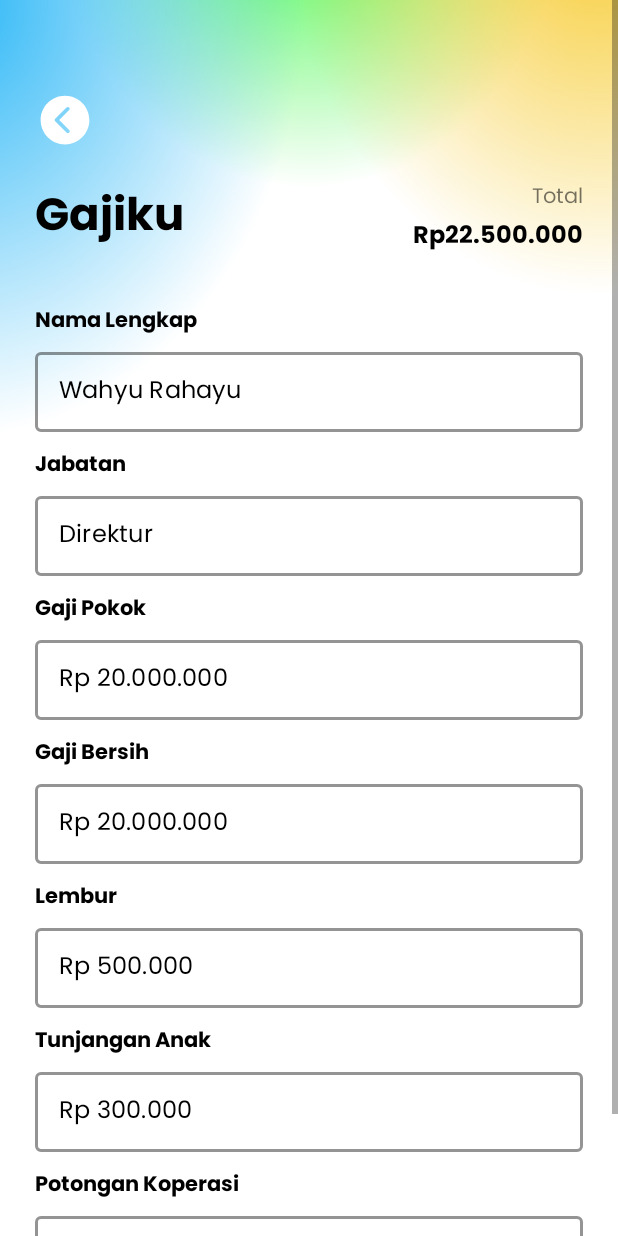
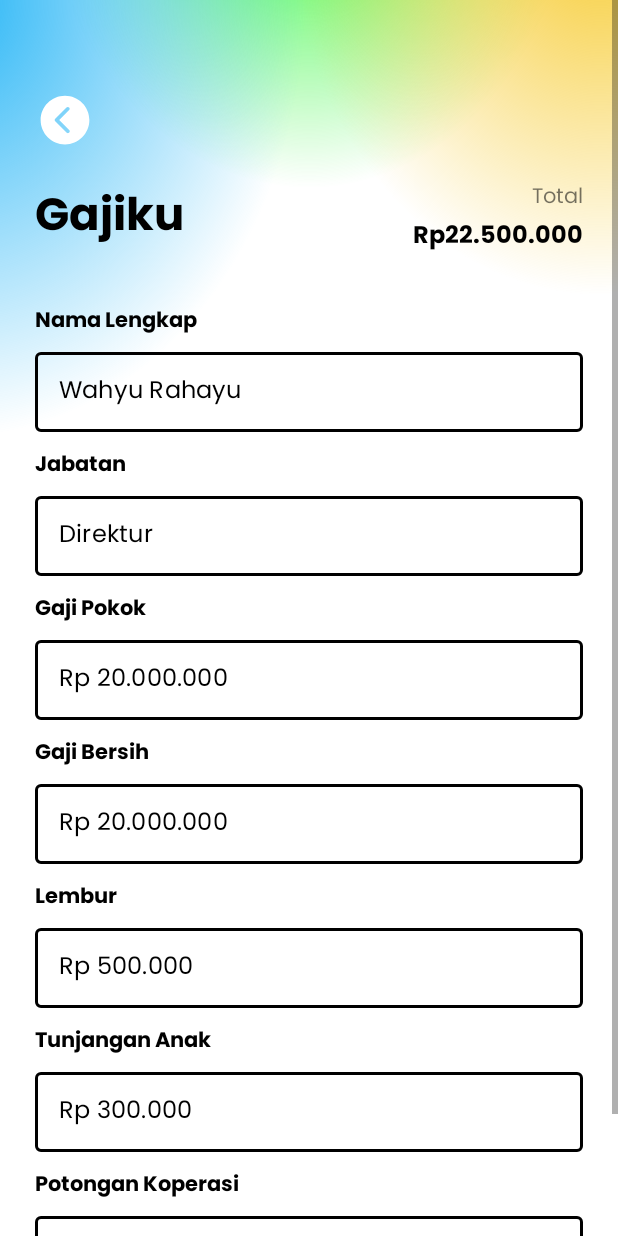
Before and after one commit to wahyurhy/BukuGajiAndroid, an Android app: the ResultActivity screen opened directly, with no data from a screen before it, on a phone screen of 412 x 824 dp. Run offline under Robolectric (Android 15) with nearby library versions, the phone set to English and light mode, and no system bars; 1 statement that could not run was skipped.

Commit message:
modify ui

```diff
--- a/app/src/main/java/com/wahyurhy/bukugaji/view/main/MainActivity.java
+++ b/app/src/main/java/com/wahyurhy/bukugaji/view/main/MainActivity.java
@@ -126,7 +126,7 @@ public class MainActivity extends AppCompatActivity implements View.OnClickListe
             isJabatanEmpty = true;
         } else {
             mEdtJabatan.setError(null);
-            mEdtJabatan.setTextColor(getResources().getColor(R.color.primary_text_color));
+            mEdtJabatan.setTextColor(getResources().getColor(R.color.defaultTextColor));
             isJabatanEmpty = false;
         }
 
@@ -219,7 +219,7 @@ public class MainActivity extends AppCompatActivity implements View.OnClickListe
 
         dialogJabatan.show();
         dialogJabatan.getWindow().setAttributes(lp);
-        mEdtJabatan.setTextColor(getResources().getColor(R.color.primary_text_color));
+        mEdtJabatan.setTextColor(getResources().getColor(R.color.defaultTextColor));
         mEdtJabatan.setText(jabatan);
     }
 
--- /dev/null
+++ b/app/src/main/res/color/selector_stroke_til.xml
@@ -0,0 +1,7 @@
+<?xml version="1.0" encoding="utf-8"?>
+<selector xmlns:android="http://schemas.android.com/apk/res/android">
+    <item android:color="@color/secondary_color" android:state_focused="true"/>
+    <item android:color="@color/primary_color" android:state_hovered="true"/>
+    <item android:color="@color/defaultTextColor" android:state_enabled="false"/>
+    <item android:color="@color/defaultTextColor"/>
+</selector>
--- a/app/src/main/res/drawable/bg_app.xml
+++ b/app/src/main/res/drawable/bg_app.xml
@@ -13,9 +13,9 @@
           android:gradientRadius="260.5"
           android:type="radial">
         <item android:offset="0" android:color="#FF29F631"/>
-        <item android:offset="0.6" android:color="#FFFFFFFF"/>
-        <item android:offset="0.8" android:color="#FFFFFFFF"/>
-        <item android:offset="1" android:color="#FFFFFFFF"/>
+        <item android:offset="0.6" android:color="#00FFFFFF"/>
+        <item android:offset="0.8" android:color="#00FFFFFF"/>
+        <item android:offset="1" android:color="#00FFFFFF"/>
       </gradient>
     </aapt:attr>
   </path>
--- a/app/src/main/res/drawable/bg_dialog.xml
+++ b/app/src/main/res/drawable/bg_dialog.xml
@@ -1,7 +1,7 @@
 <?xml version="1.0" encoding="utf-8"?>
 <shape xmlns:android="http://schemas.android.com/apk/res/android">
 
-    <solid android:color="@color/white" />
+    <solid android:color="@color/defaultBackGroundColor" />
 
     <corners android:radius="10dp" />
 
--- a/app/src/main/res/layout/activity_result.xml
+++ b/app/src/main/res/layout/activity_result.xml
@@ -34,7 +34,7 @@
                 android:layout_height="wrap_content"
                 android:fontFamily="@font/poppins_bold"
                 android:text="@string/gajiku"
-                android:textColor="@color/primary_text_color"
+                android:textColor="@color/defaultTextColor"
                 android:textSize="30sp"
                 android:textStyle="bold" />
 
@@ -61,7 +61,7 @@
                     android:layout_height="wrap_content"
                     android:fontFamily="@font/poppins_bold"
                     android:text="Rp22.500.000"
-                    android:textColor="@color/primary_text_color"
+                    android:textColor="@color/defaultTextColor"
                     android:textSize="16sp"
                     android:textStyle="bold" />
 
@@ -83,7 +83,7 @@
                 android:layout_marginBottom="8dp"
                 android:fontFamily="@font/poppins_bold"
                 android:text="Nama Lengkap"
-                android:textColor="@color/primary_text_color"
+                android:textColor="@color/defaultTextColor"
                 android:textSize="14sp"
                 android:textStyle="bold" />
 
@@ -103,7 +103,7 @@
                     android:imeOptions="actionDone"
                     android:inputType="textPersonName"
                     android:text="Wahyu Rahayu"
-                    android:textColor="@color/primary_text_color" />
+                    android:textColor="@color/defaultTextColor" />
 
             </com.google.android.material.textfield.TextInputLayout>
 
@@ -122,7 +122,7 @@
                 android:layout_marginBottom="8dp"
                 android:fontFamily="@font/poppins_bold"
                 android:text="Jabatan"
-                android:textColor="@color/primary_text_color"
+                android:textColor="@color/defaultTextColor"
                 android:textSize="14sp"
                 android:textStyle="bold" />
 
@@ -149,7 +149,7 @@
                         android:imeOptions="actionNext"
                         android:inputType="textPersonName"
                         android:text="Direktur"
-                        android:textColor="@color/primary_text_color" />
+                        android:textColor="@color/defaultTextColor" />
 
                 </com.google.android.material.textfield.TextInputLayout>
 
@@ -170,7 +170,7 @@
                 android:layout_marginBottom="8dp"
                 android:fontFamily="@font/poppins_bold"
                 android:text="@string/gaji_pokok_title"
-                android:textColor="@color/primary_text_color"
+                android:textColor="@color/defaultTextColor"
                 android:textSize="14sp"
                 android:textStyle="bold" />
 
@@ -190,7 +190,7 @@
                     android:imeOptions="actionNext"
                     android:inputType="number"
                     android:text="Rp 20.000.000"
-                    android:textColor="@color/primary_text_color" />
+                    android:textColor="@color/defaultTextColor" />
 
             </com.google.android.material.textfield.TextInputLayout>
 
@@ -209,7 +209,7 @@
                 android:layout_marginBottom="8dp"
                 android:fontFamily="@font/poppins_bold"
                 android:text="@string/gaji_bersih_title"
-                android:textColor="@color/primary_text_color"
+                android:textColor="@color/defaultTextColor"
                 android:textSize="14sp"
                 android:textStyle="bold" />
 
@@ -229,7 +229,7 @@
                     android:imeOptions="actionNext"
                     android:inputType="number"
                     android:text="Rp 20.000.000"
-                    android:textColor="@color/primary_text_color" />
+                    android:textColor="@color/defaultTextColor" />
 
             </com.google.android.material.textfield.TextInputLayout>
 
@@ -248,7 +248,7 @@
                 android:layout_marginBottom="8dp"
                 android:fontFamily="@font/poppins_bold"
                 android:text="@string/lembur_title"
-                android:textColor="@color/primary_text_color"
+                android:textColor="@color/defaultTextColor"
                 android:textSize="14sp"
                 android:textStyle="bold" />
 
@@ -268,7 +268,7 @@
                     android:imeOptions="actionNext"
                     android:inputType="number"
                     android:text="Rp 500.000"
-                    android:textColor="@color/primary_text_color" />
+                    android:textColor="@color/defaultTextColor" />
 
             </com.google.android.material.textfield.TextInputLayout>
 
@@ -287,7 +287,7 @@
                 android:layout_marginBottom="8dp"
                 android:fontFamily="@font/poppins_bold"
                 android:text="@string/tunjangan_anak_title"
-                android:textColor="@color/primary_text_color"
+                android:textColor="@color/defaultTextColor"
                 android:textSize="14sp"
                 android:textStyle="bold" />
 
@@ -307,7 +307,7 @@
                     android:imeOptions="actionNext"
                     android:inputType="number"
                     android:text="Rp 300.000"
-                    android:textColor="@color/primary_text_color" />
+                    android:textColor="@color/defaultTextColor" />
 
             </com.google.android.material.textfield.TextInputLayout>
 
@@ -326,7 +326,7 @@
                 android:layout_marginBottom="8dp"
                 android:fontFamily="@font/poppins_bold"
                 android:text="@string/potongan_koperasi_title"
-                android:textColor="@color/primary_text_color"
+                android:textColor="@color/defaultTextColor"
                 android:textSize="14sp"
                 android:textStyle="bold" />
 
@@ -346,7 +346,7 @@
                     android:imeOptions="actionNext"
                     android:inputType="number"
                     android:text="Rp 100.000"
-                    android:textColor="@color/primary_text_color" />
+                    android:textColor="@color/defaultTextColor" />
 
             </com.google.android.material.textfield.TextInputLayout>
 
--- a/app/src/main/res/layout/dialog_jabatan.xml
+++ b/app/src/main/res/layout/dialog_jabatan.xml
@@ -18,8 +18,8 @@
             <TextView
                 android:layout_width="wrap_content"
                 android:layout_height="wrap_content"
-                android:text="Pilih Jabatan"
-                android:textColor="@color/primary_text_color"
+                android:text="@string/pilih_jabatan"
+                android:textColor="@color/defaultTextColor"
                 android:textSize="20sp"
                 android:textStyle="bold" />
 
--- a/app/src/main/res/values-night/themes.xml
+++ b/app/src/main/res/values-night/themes.xml
@@ -13,4 +13,12 @@
         <item name="android:statusBarColor" tools:targetApi="21">?attr/colorPrimaryVariant</item>
         <!-- Customize your theme here. -->
     </style>
+
+    <style name="OutlineForm" parent="Widget.MaterialComponents.TextInputLayout.OutlinedBox.Dense">
+        <item name="boxStrokeColor">@color/selector_stroke_til</item>
+        <item name="boxStrokeWidth">2dp</item>
+    </style>
+
+    <color name="defaultTextColor">@color/white</color>
+    <color name="defaultBackGroundColor">@color/gray</color>
 </resources>
--- a/app/src/main/res/values/colors.xml
+++ b/app/src/main/res/values/colors.xml
@@ -18,4 +18,5 @@
     <color name="gradient_color_1">#FDD447</color>
     <color name="gradient_color_2">#FDBA3C</color>
     <color name="red">#FF0000</color>
+    <color name="gray">#6B6B6B</color>
 </resources>
--- a/app/src/main/res/values/strings.xml
+++ b/app/src/main/res/values/strings.xml
@@ -9,4 +9,5 @@
     <string name="potongan_koperasi_title">Potongan Koperasi</string>
     <string name="go_back">go back</string>
     <string name="gaji_bersih_title">Gaji Bersih</string>
+    <string name="pilih_jabatan">Pilih Jabatan</string>
 </resources>
--- a/app/src/main/res/values/themes.xml
+++ b/app/src/main/res/values/themes.xml
@@ -15,7 +15,10 @@
     </style>
 
     <style name="OutlineForm" parent="Widget.MaterialComponents.TextInputLayout.OutlinedBox.Dense">
-        <item name="boxStrokeColor">@color/secondary_color</item>
+        <item name="boxStrokeColor">@color/selector_stroke_til</item>
         <item name="boxStrokeWidth">2dp</item>
     </style>
+
+    <color name="defaultTextColor">@color/primary_text_color</color>
+    <color name="defaultBackGroundColor">@color/white</color>
 </resources>
```
Also changed, not shown: app/src/main/res/layout/activity_main.xml (+13 -9 lines).
